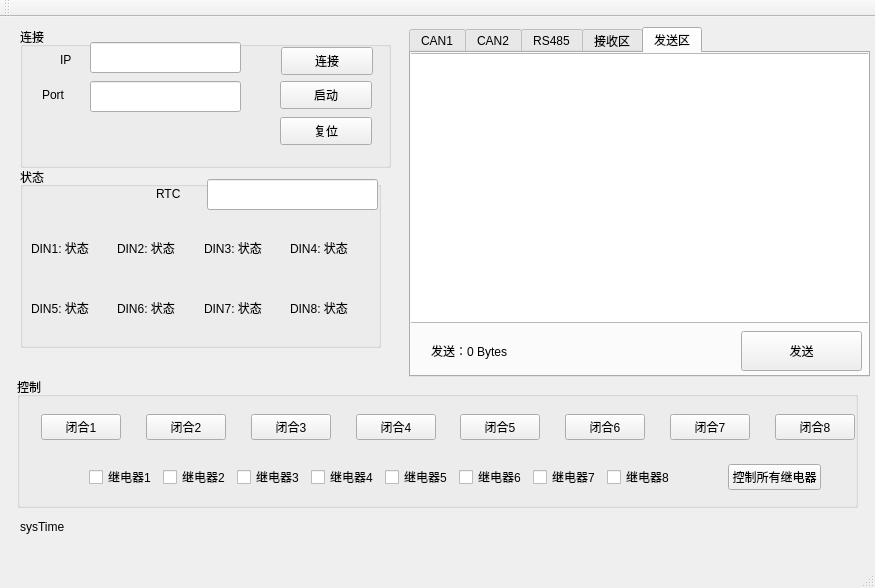
Above: mainwindow.ui from kingvei/Sample_Qt before the change. Below: the same form after it.
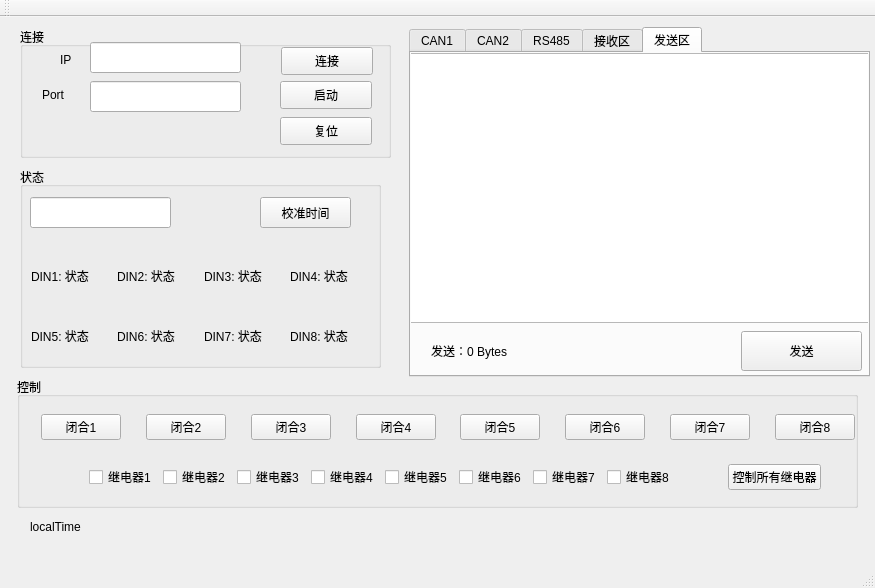
That is the form after the change.

Commit message: 使用本地时间校准单片机

```diff
--- a/mainwindow.ui
+++ b/mainwindow.ui
@@ -212,7 +212,7 @@
       <x>20</x>
       <y>10</y>
       <width>371</width>
-      <height>141</height>
+      <height>131</height>
      </rect>
     </property>
     <property name="title">
@@ -290,40 +290,17 @@
       <x>20</x>
       <y>150</y>
       <width>361</width>
-      <height>181</height>
+      <height>201</height>
      </rect>
     </property>
     <property name="title">
      <string>状态</string>
     </property>
-    <widget class="QLineEdit" name="rtcLineEdit">
-     <property name="geometry">
-      <rect>
-       <x>187</x>
-       <y>12</y>
-       <width>171</width>
-       <height>31</height>
-      </rect>
-     </property>
-    </widget>
-    <widget class="QLabel" name="label_8">
-     <property name="geometry">
-      <rect>
-       <x>136</x>
-       <y>19</y>
-       <width>41</width>
-       <height>16</height>
-      </rect>
-     </property>
-     <property name="text">
-      <string>RTC</string>
-     </property>
-    </widget>
     <widget class="QWidget" name="horizontalLayoutWidget">
      <property name="geometry">
       <rect>
        <x>0</x>
-       <y>50</y>
+       <y>78</y>
        <width>361</width>
        <height>61</height>
       </rect>
@@ -363,7 +340,7 @@
      <property name="geometry">
       <rect>
        <x>0</x>
-       <y>110</y>
+       <y>138</y>
        <width>361</width>
        <height>61</height>
       </rect>
@@ -399,6 +376,29 @@
       </item>
      </layout>
     </widget>
+    <widget class="QPushButton" name="calibrateTimeButton">
+     <property name="geometry">
+      <rect>
+       <x>240</x>
+       <y>30</y>
+       <width>91</width>
+       <height>31</height>
+      </rect>
+     </property>
+     <property name="text">
+      <string>校准时间</string>
+     </property>
+    </widget>
+    <widget class="QLineEdit" name="rtcLineEdit">
+     <property name="geometry">
+      <rect>
+       <x>10</x>
+       <y>30</y>
+       <width>141</width>
+       <height>31</height>
+      </rect>
+     </property>
+    </widget>
    </widget>
    <widget class="QWidget" name="horizontalLayoutWidget_3">
     <property name="geometry">
@@ -676,14 +676,14 @@
    <widget class="QLabel" name="sysTimeLabel">
     <property name="geometry">
      <rect>
-      <x>20</x>
+      <x>30</x>
       <y>500</y>
-      <width>151</width>
+      <width>141</width>
       <height>20</height>
      </rect>
     </property>
     <property name="text">
-     <string>sysTime</string>
+     <string>localTime</string>
     </property>
    </widget>
    <zorder>groupBox</zorder>
```
Left out of the diff: 2 changed lines with no effect on the pictures. The commit also changes 2 other files.
